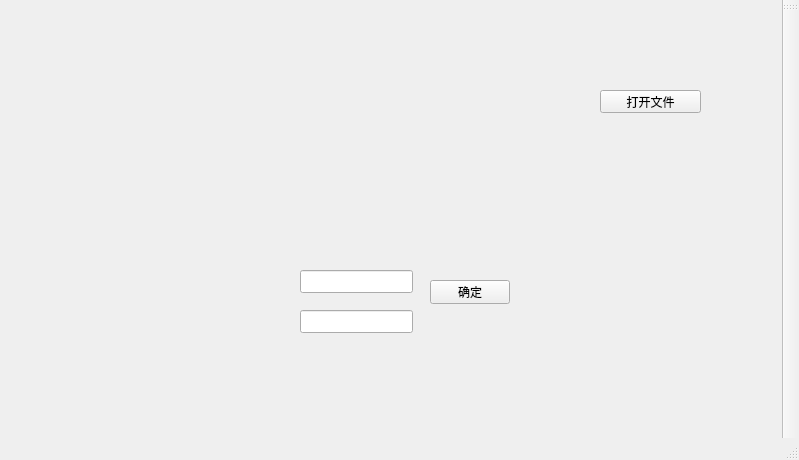
First picture: the form in mainwindow.ui, repository ACshine/Course-Scheduling-System, before the edit.
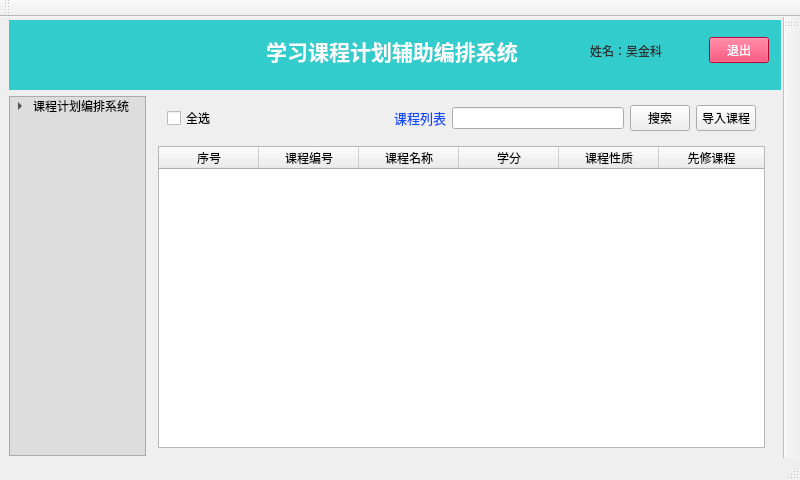
Second picture: the form after the edit. Icons and pictures are not drawn.

Commit message: course list show

What changed in the file:
```diff
--- a/mainwindow.ui
+++ b/mainwindow.ui
@@ -6,60 +6,442 @@
    <rect>
     <x>0</x>
     <y>0</y>
-    <width>799</width>
-    <height>460</height>
+    <width>800</width>
+    <height>480</height>
    </rect>
   </property>
+  <property name="minimumSize">
+   <size>
+    <width>800</width>
+    <height>480</height>
+   </size>
+  </property>
   <property name="windowTitle">
    <string>MainWindow</string>
   </property>
   <widget class="QWidget" name="centralwidget">
-   <widget class="QToolButton" name="toolButton">
-    <property name="geometry">
-     <rect>
-      <x>600</x>
-      <y>90</y>
-      <width>101</width>
-      <height>23</height>
-     </rect>
+   <property name="styleSheet">
+    <string notr="true">Qwidget#centralwidget(background:#5CCCCC;);</string>
+   </property>
+   <layout class="QGridLayout" name="gridLayout_2" rowstretch="1,5,0,0" columnstretch="2,9,0,0,0,0,0">
+    <property name="topMargin">
+     <number>3</number>
     </property>
-    <property name="text">
-     <string>打开文件</string>
+    <property name="rightMargin">
+     <number>2</number>
     </property>
-   </widget>
-   <widget class="QLineEdit" name="lineEdit">
-    <property name="geometry">
-     <rect>
-      <x>300</x>
-      <y>270</y>
-      <width>113</width>
-      <height>23</height>
-     </rect>
+    <property name="bottomMargin">
+     <number>2</number>
     </property>
-   </widget>
-   <widget class="QLineEdit" name="lineEdit_2">
-    <property name="geometry">
-     <rect>
-      <x>300</x>
-      <y>310</y>
-      <width>113</width>
-      <height>23</height>
-     </rect>
+    <property name="horizontalSpacing">
+     <number>3</number>
     </property>
-   </widget>
-   <widget class="QPushButton" name="pushButton">
-    <property name="geometry">
-     <rect>
-      <x>430</x>
-      <y>280</y>
-      <width>80</width>
-      <height>24</height>
-     </rect>
-    </property>
-    <property name="text">
-     <string>确定</string>
-    </property>
-   </widget>
+    <item row="1" column="0" rowspan="3">
+     <widget class="QTreeWidget" name="treeWidget">
+      <property name="maximumSize">
+       <size>
+        <width>150</width>
+        <height>16777215</height>
+       </size>
+      </property>
+      <property name="styleSheet">
+       <string notr="true">background-color: rgb(221, 221, 221);</string>
+      </property>
+      <property name="columnCount">
+       <number>1</number>
+      </property>
+      <attribute name="headerVisible">
+       <bool>false</bool>
+      </attribute>
+      <column>
+       <property name="text">
+        <string/>
+       </property>
+      </column>
+      <item>
+       <property name="text">
+        <string>课程计划编排系统</string>
+       </property>
+       <item>
+        <property name="text">
+         <string>课程管理</string>
+        </property>
+        <property name="icon">
+         <iconset>
+          <selectedoff>:/icons/course management.png</selectedoff>
+         </iconset>
+        </property>
+       </item>
+       <item>
+        <property name="text">
+         <string>课程编排</string>
+        </property>
+       </item>
+      </item>
+     </widget>
+    </item>
+    <item row="0" column="0" colspan="7">
+     <widget class="QWidget" name="main_header" native="true">
+      <property name="styleSheet">
+       <string notr="true">background-color: #33CCCC;
+color: rgb(253, 253, 253);</string>
+      </property>
+      <layout class="QGridLayout" name="gridLayout" columnstretch="1,1,1,0,0,0,0">
+       <property name="leftMargin">
+        <number>3</number>
+       </property>
+       <property name="topMargin">
+        <number>0</number>
+       </property>
+       <property name="rightMargin">
+        <number>3</number>
+       </property>
+       <item row="0" column="0">
+        <spacer name="horizontalSpacer">
+         <property name="orientation">
+          <enum>Qt::Horizontal</enum>
+         </property>
+         <property name="sizeHint" stdset="0">
+          <size>
+           <width>128</width>
+           <height>20</height>
+          </size>
+         </property>
+        </spacer>
+       </item>
+       <item row="0" column="1">
+        <widget class="QLabel" name="main_title">
+         <property name="font">
+          <font>
+           <pointsize>16</pointsize>
+           <bold>true</bold>
+          </font>
+         </property>
+         <property name="layoutDirection">
+          <enum>Qt::LeftToRight</enum>
+         </property>
+         <property name="text">
+          <string>学习课程计划辅助编排系统</string>
+         </property>
+         <property name="alignment">
+          <set>Qt::AlignCenter</set>
+         </property>
+        </widget>
+       </item>
+       <item row="0" column="2">
+        <widget class="QWidget" name="widget_2" native="true">
+         <property name="layoutDirection">
+          <enum>Qt::LeftToRight</enum>
+         </property>
+         <layout class="QHBoxLayout" name="horizontalLayout">
+          <item>
+           <spacer name="horizontalSpacer_2">
+            <property name="orientation">
+             <enum>Qt::Horizontal</enum>
+            </property>
+            <property name="sizeType">
+             <enum>QSizePolicy::Minimum</enum>
+            </property>
+            <property name="sizeHint" stdset="0">
+             <size>
+              <width>10</width>
+              <height>20</height>
+             </size>
+            </property>
+           </spacer>
+          </item>
+          <item>
+           <widget class="QLabel" name="avatar">
+            <property name="maximumSize">
+             <size>
+              <width>40</width>
+              <height>40</height>
+             </size>
+            </property>
+            <property name="styleSheet">
+             <string notr="true">border-image: url(:/icons/avatar.jpg);</string>
+            </property>
+            <property name="text">
+             <string/>
+            </property>
+           </widget>
+          </item>
+          <item>
+           <widget class="QLabel" name="user_name">
+            <property name="styleSheet">
+             <string notr="true">color: rgb(45, 45, 45);</string>
+            </property>
+            <property name="text">
+             <string>姓名：吴金科</string>
+            </property>
+           </widget>
+          </item>
+          <item>
+           <widget class="QPushButton" name="exit_button">
+            <property name="maximumSize">
+             <size>
+              <width>60</width>
+              <height>16777215</height>
+             </size>
+            </property>
+            <property name="styleSheet">
+             <string notr="true">background-color: rgb(255, 8, 66);</string>
+            </property>
+            <property name="text">
+             <string>退出</string>
+            </property>
+           </widget>
+          </item>
+         </layout>
+        </widget>
+       </item>
+      </layout>
+     </widget>
+    </item>
+    <item row="1" column="1" rowspan="2">
+     <widget class="QStackedWidget" name="course_show">
+      <widget class="QWidget" name="page">
+       <layout class="QGridLayout" name="gridLayout_3">
+        <property name="topMargin">
+         <number>0</number>
+        </property>
+        <property name="rightMargin">
+         <number>1</number>
+        </property>
+        <property name="bottomMargin">
+         <number>2</number>
+        </property>
+        <item row="0" column="0">
+         <widget class="QWidget" name="widget_4" native="true">
+          <layout class="QHBoxLayout" name="horizontalLayout_2">
+           <item>
+            <widget class="QCheckBox" name="select_all_2">
+             <property name="text">
+              <string>全选</string>
+             </property>
+            </widget>
+           </item>
+           <item>
+            <spacer name="horizontalSpacer_4">
+             <property name="orientation">
+              <enum>Qt::Horizontal</enum>
+             </property>
+             <property name="sizeHint" stdset="0">
+              <size>
+               <width>40</width>
+               <height>20</height>
+              </size>
+             </property>
+            </spacer>
+           </item>
+           <item>
+            <widget class="QLabel" name="label_2">
+             <property name="font">
+              <font>
+               <pointsize>10</pointsize>
+              </font>
+             </property>
+             <property name="layoutDirection">
+              <enum>Qt::LeftToRight</enum>
+             </property>
+             <property name="styleSheet">
+              <string notr="true">color: rgb(11, 76, 255);</string>
+             </property>
+             <property name="text">
+              <string>课程列表</string>
+             </property>
+             <property name="alignment">
+              <set>Qt::AlignCenter</set>
+             </property>
+            </widget>
+           </item>
+           <item>
+            <widget class="QLineEdit" name="lineEdit_2"/>
+           </item>
+           <item>
+            <widget class="QPushButton" name="pushButton_2">
+             <property name="maximumSize">
+              <size>
+               <width>60</width>
+               <height>16777215</height>
+              </size>
+             </property>
+             <property name="text">
+              <string>搜索</string>
+             </property>
+            </widget>
+           </item>
+           <item>
+            <widget class="QPushButton" name="open_file">
+             <property name="maximumSize">
+              <size>
+               <width>60</width>
+               <height>16777215</height>
+              </size>
+             </property>
+             <property name="text">
+              <string>导入课程</string>
+             </property>
+            </widget>
+           </item>
+          </layout>
+         </widget>
+        </item>
+        <item row="1" column="0">
+         <widget class="QTableWidget" name="tableWidget">
+          <property name="enabled">
+           <bool>true</bool>
+          </property>
+          <property name="dragDropOverwriteMode">
+           <bool>false</bool>
+          </property>
+          <property name="showGrid">
+           <bool>true</bool>
+          </property>
+          <property name="sortingEnabled">
+           <bool>true</bool>
+          </property>
+          <attribute name="horizontalHeaderVisible">
+           <bool>true</bool>
+          </attribute>
+          <attribute name="horizontalHeaderCascadingSectionResizes">
+           <bool>false</bool>
+          </attribute>
+          <attribute name="horizontalHeaderHighlightSections">
+           <bool>true</bool>
+          </attribute>
+          <attribute name="horizontalHeaderStretchLastSection">
+           <bool>true</bool>
+          </attribute>
+          <attribute name="verticalHeaderVisible">
+           <bool>false</bool>
+          </attribute>
+          <attribute name="verticalHeaderHighlightSections">
+           <bool>true</bool>
+          </attribute>
+          <column>
+           <property name="text">
+            <string>序号</string>
+           </property>
+          </column>
+          <column>
+           <property name="text">
+            <string>课程编号</string>
+           </property>
+          </column>
+          <column>
+           <property name="text">
+            <string>课程名称</string>
+           </property>
+          </column>
+          <column>
+           <property name="text">
+            <string>学分</string>
+           </property>
+          </column>
+          <column>
+           <property name="text">
+            <string>课程性质</string>
+           </property>
+          </column>
+          <column>
+           <property name="text">
+            <string>先修课程</string>
+           </property>
+          </column>
+         </widget>
+        </item>
+       </layout>
+      </widget>
+      <widget class="QWidget" name="page_2">
+       <widget class="QWidget" name="widget" native="true">
+        <property name="geometry">
+         <rect>
+          <x>0</x>
+          <y>0</y>
+          <width>591</width>
+          <height>42</height>
+         </rect>
+        </property>
+        <widget class="QPushButton" name="open_">
+         <property name="geometry">
+          <rect>
+           <x>364</x>
+           <y>9</y>
+           <width>80</width>
+           <height>24</height>
+          </rect>
+         </property>
+         <property name="text">
+          <string>导入课程</string>
+         </property>
+        </widget>
+        <widget class="QLineEdit" name="lineEdit">
+         <property name="geometry">
+          <rect>
+           <x>164</x>
+           <y>9</y>
+           <width>108</width>
+           <height>23</height>
+          </rect>
+         </property>
+        </widget>
+        <widget class="QCheckBox" name="select_all">
+         <property name="geometry">
+          <rect>
+           <x>9</x>
+           <y>10</y>
+           <width>49</width>
+           <height>22</height>
+          </rect>
+         </property>
+         <property name="text">
+          <string>全选</string>
+         </property>
+        </widget>
+        <widget class="QPushButton" name="pushButton">
+         <property name="geometry">
+          <rect>
+           <x>278</x>
+           <y>9</y>
+           <width>80</width>
+           <height>24</height>
+          </rect>
+         </property>
+         <property name="text">
+          <string>搜索</string>
+         </property>
+        </widget>
+        <widget class="QLabel" name="label">
+         <property name="geometry">
+          <rect>
+           <x>110</x>
+           <y>9</y>
+           <width>48</width>
+           <height>16</height>
+          </rect>
+         </property>
+         <property name="layoutDirection">
+          <enum>Qt::LeftToRight</enum>
+         </property>
+         <property name="text">
+          <string>课程列表</string>
+         </property>
+         <property name="alignment">
+          <set>Qt::AlignCenter</set>
+         </property>
+        </widget>
+       </widget>
+      </widget>
+     </widget>
+    </item>
+    <item row="1" column="5" rowspan="2">
+     <widget class="QStackedWidget" name="course_list_2">
+      <widget class="QWidget" name="page_3"/>
+      <widget class="QWidget" name="page_4"/>
+     </widget>
+    </item>
+   </layout>
   </widget>
   <widget class="QMenuBar" name="menubar">
    <property name="geometry">
@@ -83,6 +465,17 @@
     <bool>false</bool>
    </attribute>
   </widget>
+  <widget class="QToolBar" name="toolBar_2">
+   <property name="windowTitle">
+    <string>toolBar_2</string>
+   </property>
+   <attribute name="toolBarArea">
+    <enum>TopToolBarArea</enum>
+   </attribute>
+   <attribute name="toolBarBreak">
+    <bool>false</bool>
+   </attribute>
+  </widget>
  </widget>
  <resources/>
  <connections/>
```
Left out of the diff: 2 changed lines with no effect on the pictures. The commit also changes 13 other files.
